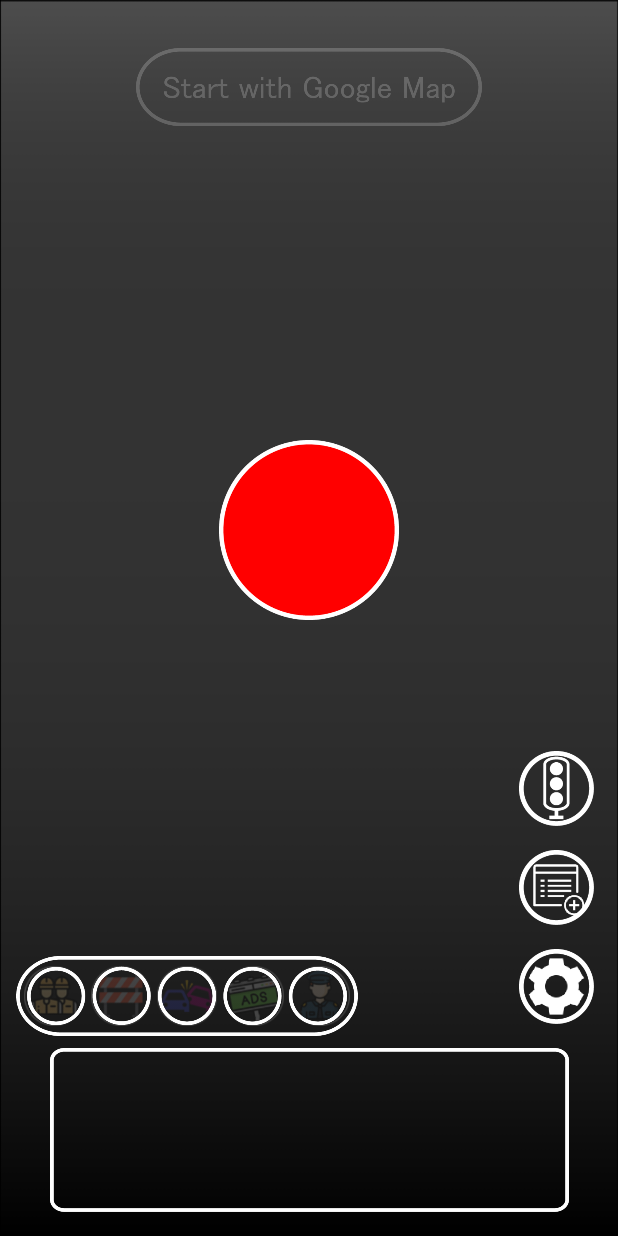
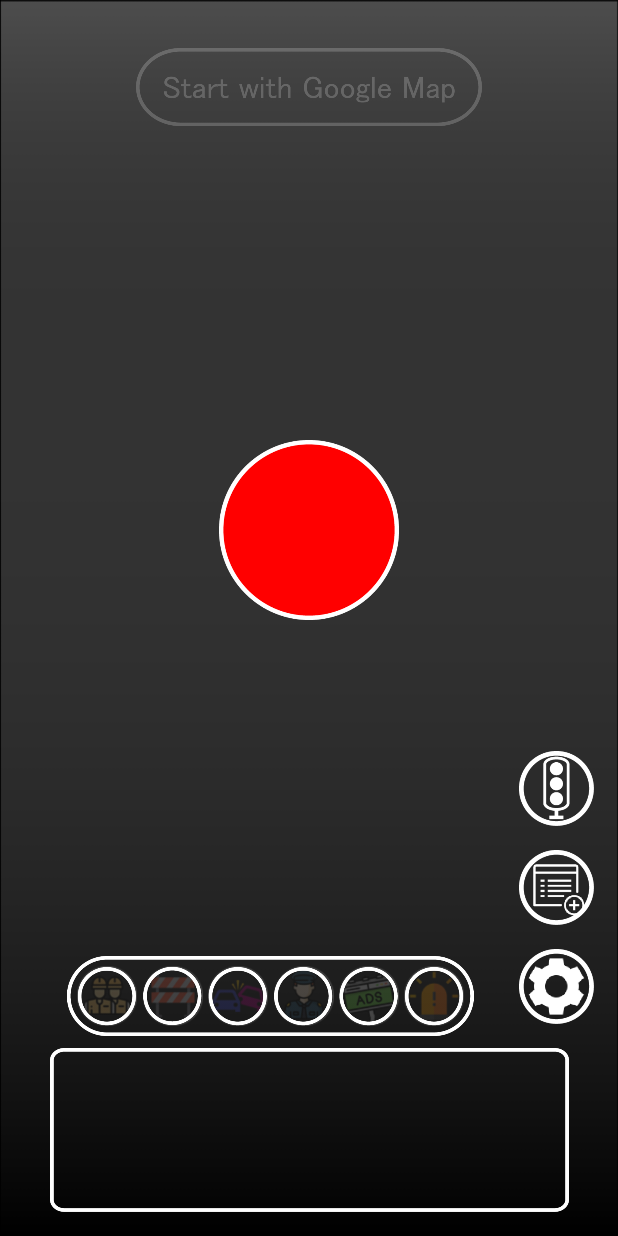
Before and after one commit to projextteam/TrafficLight, an Android app: the screen it shows after launch (MainActivity), on a phone screen of 412 x 824 dp. Run offline under Robolectric (Android 15) with nearby library versions, the light colour scheme and no system bars; 2 statements that could not run were skipped.

Commit message:
UI 更新

```diff
--- a/app/src/main/java/com/nuk/light/traffic/EventDialog.java
+++ b/app/src/main/java/com/nuk/light/traffic/EventDialog.java
@@ -19,7 +19,7 @@ public class EventDialog extends DialogFragment {
         // Inflate the layout for this
         View v = inflater.inflate(R.layout.event_dialog, container, false);
 
-        final List<Integer> buttonIds = Arrays.asList(R.id.ib_repair, R.id.ib_accident, R.id.ib_road_block, R.id.ib_drop, R.id.ib_police);
+        final List<Integer> buttonIds = Arrays.asList(R.id.ib_repair, R.id.ib_accident, R.id.ib_road_block, R.id.ib_drop, R.id.ib_police, R.id.ib_others);
 
         View.OnClickListener onClickListener = new View.OnClickListener() {
             @Override
@@ -49,6 +49,10 @@ public class EventDialog extends DialogFragment {
                         category = 5;
                         type = "大型物掉落";
                         break;
+                    case R.id.ib_others:
+                        category = 6;
+                        type = "其他事件";
+                        break;
                 }
 
                 args.putString("type", type);
--- a/app/src/main/java/com/nuk/light/traffic/EventDialog2.java
+++ b/app/src/main/java/com/nuk/light/traffic/EventDialog2.java
@@ -68,6 +68,9 @@ public class EventDialog2 extends Fragment {
             case 5:
                 vType.setImageResource(R.drawable.event_drop1);
                 break;
+            case 6:
+                vType.setImageResource(R.drawable.event_others1);
+                break;
             default:
                 break;
         }
--- a/app/src/main/java/com/nuk/light/traffic/ReportActivity.java
+++ b/app/src/main/java/com/nuk/light/traffic/ReportActivity.java
@@ -577,21 +577,31 @@ public class ReportActivity extends FragmentActivity implements OnMapReadyCallba
         // event 的欄位按照DB順序排列
         while (event.moveToNext()) {
             String category = "";
+            int icon = icon = R.drawable.event_others1;
             switch (event.getInt(event.getColumnIndex("category"))) {
                 case 1:
                     category = "道路施工";
+                    icon = R.drawable.event_repari1;
                     break;
                 case 2:
                     category = "道路封鎖";
+                    icon = R.drawable.event_roadblock1;
                     break;
                 case 3:
                     category = "車禍現場";
+                    icon = R.drawable.event_acident1;
                     break;
                 case 4:
                     category = "警察臨檢";
+                    icon = R.drawable.event_police1;
                     break;
                 case 5:
                     category = "大型物掉落";
+                    icon = R.drawable.event_drop1;
+                    break;
+                case 6:
+                    category = "其他事件";
+                    icon = R.drawable.event_others1;
                     break;
             }
             mEventMarkers.add(mMap.addMarker(new MarkerOptions()
@@ -599,8 +609,9 @@ public class ReportActivity extends FragmentActivity implements OnMapReadyCallba
                     .snippet(category + ","
                             + event.getString(4) + ","
                             + event.getString(5) + ","
-                            + event.getString(7)
-                    )));
+                            + event.getString(7))
+                    .icon(BitmapDescriptorFactory.fromResource(icon))
+            ));
         }
         mMap.setInfoWindowAdapter(mInfoWindowAdapter);
     }
--- a/app/src/main/res/layout/activity_main.xml
+++ b/app/src/main/res/layout/activity_main.xml
@@ -135,95 +135,75 @@
         app:layout_constraintEnd_toEndOf="parent"
         app:srcCompat="@drawable/btn_setting_selector" />
 
+    <LinearLayout
+        android:layout_width="0dp"
+        android:layout_height="wrap_content"
+        android:orientation="horizontal"
+        app:layout_constraintBottom_toBottomOf="@+id/imageView2"
+        app:layout_constraintEnd_toEndOf="@+id/imageView2"
+        app:layout_constraintStart_toStartOf="@+id/imageView2"
+        app:layout_constraintTop_toTopOf="@+id/imageView2">
+
+        <ImageView
+            android:id="@+id/repair"
+            android:layout_width="40dp"
+            android:layout_height="40dp"
+            android:layout_marginLeft="10dp"
+            android:alpha="0.2"
+            app:srcCompat="@drawable/event_repari1" />
+
+        <ImageView
+            android:id="@+id/roadblock"
+            android:layout_width="40dp"
+            android:layout_height="40dp"
+            android:layout_marginLeft="4dp"
+            android:alpha="0.2"
+            app:srcCompat="@drawable/event_roadblock1" />
+
+        <ImageView
+            android:id="@+id/accident"
+            android:layout_width="40dp"
+            android:layout_height="40dp"
+            android:layout_marginLeft="3dp"
+            android:alpha="0.2"
+            app:srcCompat="@drawable/event_acident1" />
+
         <ImageView
             android:id="@+id/police"
             android:layout_width="40dp"
             android:layout_height="40dp"
-        android:layout_marginTop="8dp"
-        android:layout_marginEnd="8dp"
-        android:layout_marginRight="8dp"
-        android:layout_marginBottom="8dp"
+            android:layout_marginLeft="4dp"
             android:alpha="0.2"
-        app:layout_constraintBottom_toBottomOf="@+id/imageView2"
-        app:layout_constraintEnd_toEndOf="@+id/imageView2"
-        app:layout_constraintTop_toTopOf="@+id/imageView2"
             app:srcCompat="@drawable/event_police1" />
 
         <ImageView
             android:id="@+id/drop"
             android:layout_width="40dp"
             android:layout_height="40dp"
-        android:layout_marginStart="8dp"
-        android:layout_marginLeft="8dp"
-        android:layout_marginTop="8dp"
-        android:layout_marginEnd="8dp"
-        android:layout_marginRight="8dp"
-        android:layout_marginBottom="8dp"
+            android:layout_marginLeft="3dp"
             android:alpha="0.2"
-        app:layout_constraintBottom_toBottomOf="@+id/imageView2"
-        app:layout_constraintEnd_toStartOf="@+id/police"
-        app:layout_constraintStart_toEndOf="@+id/accident"
-        app:layout_constraintTop_toTopOf="@+id/imageView2"
             app:srcCompat="@drawable/event_drop1" />
 
         <ImageView
-        android:id="@+id/accident"
+            android:id="@+id/others"
             android:layout_width="40dp"
             android:layout_height="40dp"
-        android:layout_marginStart="8dp"
-        android:layout_marginLeft="8dp"
-        android:layout_marginTop="8dp"
-        android:layout_marginEnd="8dp"
-        android:layout_marginRight="8dp"
-        android:layout_marginBottom="8dp"
+            android:layout_marginLeft="3dp"
             android:alpha="0.2"
-        app:layout_constraintBottom_toBottomOf="@+id/imageView2"
-        app:layout_constraintEnd_toEndOf="@+id/imageView2"
-        app:layout_constraintStart_toStartOf="@+id/imageView2"
-        app:layout_constraintTop_toTopOf="@+id/imageView2"
-        app:srcCompat="@drawable/event_acident1" />
+            app:srcCompat="@drawable/event_others1" />
 
-    <ImageView
-        android:id="@+id/roadblock"
-        android:layout_width="40dp"
-        android:layout_height="40dp"
-        android:layout_marginStart="8dp"
-        android:layout_marginLeft="8dp"
-        android:layout_marginTop="8dp"
-        android:layout_marginEnd="8dp"
-        android:layout_marginRight="8dp"
-        android:layout_marginBottom="8dp"
-        android:alpha="0.2"
-        app:layout_constraintBottom_toBottomOf="@+id/imageView2"
-        app:layout_constraintEnd_toStartOf="@+id/accident"
-        app:layout_constraintStart_toEndOf="@+id/repair"
-        app:layout_constraintTop_toTopOf="@+id/imageView2"
-        app:srcCompat="@drawable/event_roadblock1" />
-
-    <ImageView
-        android:id="@+id/repair"
-        android:layout_width="40dp"
-        android:layout_height="40dp"
-        android:layout_marginStart="8dp"
-        android:layout_marginLeft="8dp"
-        android:layout_marginTop="8dp"
-        android:layout_marginBottom="8dp"
-        android:alpha="0.2"
-        app:layout_constraintBottom_toBottomOf="@+id/imageView2"
-        app:layout_constraintStart_toStartOf="@+id/imageView2"
-        app:layout_constraintTop_toTopOf="@+id/imageView2"
-        app:srcCompat="@drawable/event_repari1" />
+    </LinearLayout>
 
     <ImageView
         android:id="@+id/imageView2"
-        android:layout_width="233dp"
+        android:layout_width="278dp"
         android:layout_height="53dp"
+        android:layout_marginStart="8dp"
+        android:layout_marginLeft="8dp"
         android:layout_marginBottom="8dp"
-        android:layout_marginLeft="8dp"
-        android:layout_marginStart="8dp"
         app:layout_constraintBottom_toTopOf="@+id/description"
-        app:layout_constraintStart_toStartOf="parent"
-        app:srcCompat="@drawable/events" />
+        app:layout_constraintStart_toStartOf="@+id/description"
+        app:srcCompat="@drawable/events_6" />
 
     <TextView
         android:id="@+id/description"
```
Also changed, not shown: app/src/main/res/drawable/events_6.png. Lines whose indentation alone changed are shown as unchanged.
